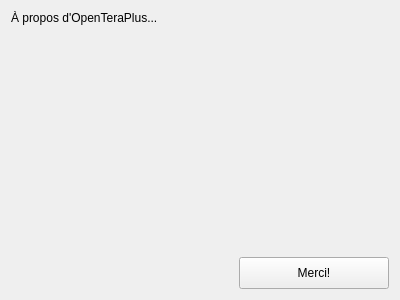
The window that client/src/dialogs/AboutDialog.ui (introlab/openteraplus) describes before a commit, drawn with Qt 5.
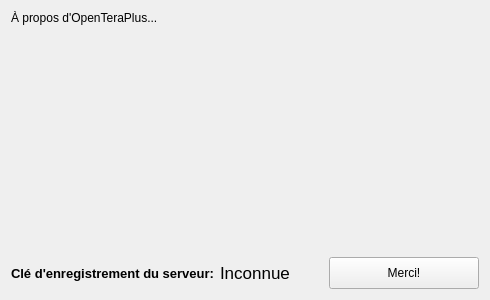
The same window after the commit. Icons and pictures are not drawn. Custom widgets are drawn as their Qt base class.

Commit message: Added server "Device Register Key" value in AboutDialog.

Diff of the .ui file:
```diff
--- a/client/src/dialogs/AboutDialog.ui
+++ b/client/src/dialogs/AboutDialog.ui
@@ -6,7 +6,7 @@
    <rect>
     <x>0</x>
     <y>0</y>
-    <width>400</width>
+    <width>490</width>
     <height>300</height>
    </rect>
   </property>
@@ -40,6 +40,34 @@
    </item>
    <item>
     <layout class="QHBoxLayout" name="horizontalLayout">
+     <item>
+      <widget class="QLabel" name="lblDeviceRegisterKey">
+       <property name="font">
+        <font>
+         <pointsize>10</pointsize>
+         <bold>true</bold>
+        </font>
+       </property>
+       <property name="text">
+        <string>Clé d'enregistrement du serveur:</string>
+       </property>
+      </widget>
+     </item>
+     <item>
+      <widget class="QLabel" name="lblDeviceRegisterKeyValue">
+       <property name="font">
+        <font>
+         <pointsize>13</pointsize>
+        </font>
+       </property>
+       <property name="text">
+        <string>Inconnue</string>
+       </property>
+       <property name="textInteractionFlags">
+        <set>Qt::TextSelectableByMouse</set>
+       </property>
+      </widget>
+     </item>
      <item>
       <spacer name="horizontalSpacer">
        <property name="orientation">
```
The commit also changes 7 other files.
